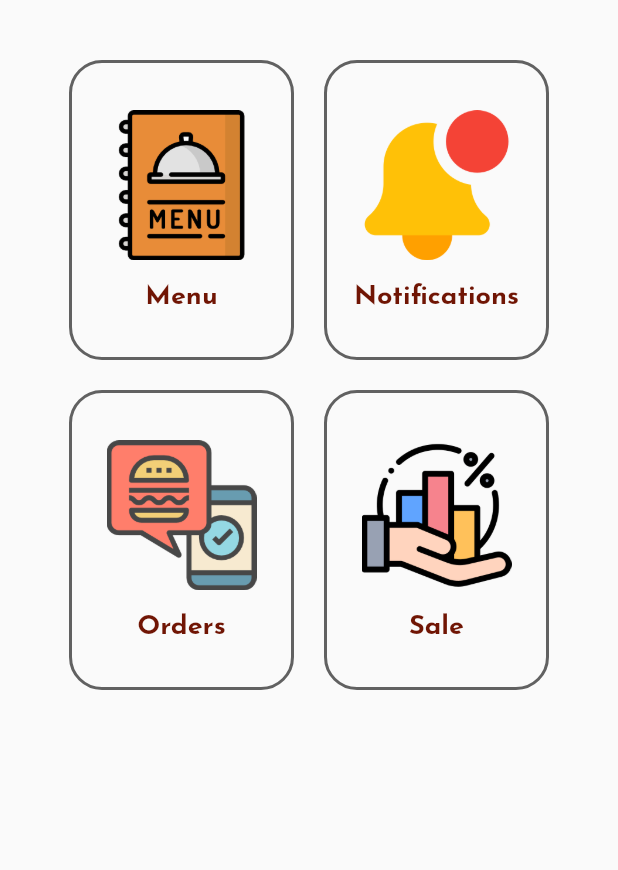
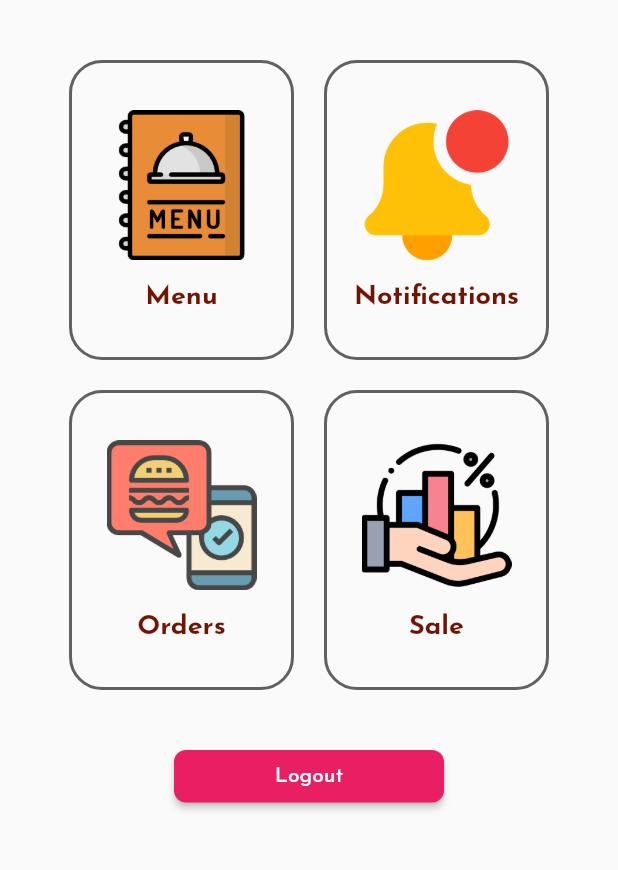
Before and after one commit to brinesoftwares/flutter_firebase, a Flutter app: the OwnerDashboard screen opened directly, on a phone screen of 412 x 824 dp, the part 315-1185 px from its top. Run offline on Flutter 3.47's test engine with Material 2 defaults, Android fonts, the phone set to English and light mode, and no system bars; our stand-ins replace animate_do, cloud_firestore, dio, firebase_messaging, firebase_storage, flutter_rating_bar and 8 more; accounts and stored records are empty; statements that could not run were skipped.

```diff
--- a/lib/pages/stall_owner/owner_dashboard.dart
+++ b/lib/pages/stall_owner/owner_dashboard.dart
@@ -1,6 +1,7 @@
 import 'package:animate_do/animate_do.dart';
 import 'package:flutter/cupertino.dart';
 import 'package:flutter/material.dart';
+import 'package:flutter_starter/pages/sign_up_as.dart';
 import 'package:flutter_starter/pages/stall_owner/owner_food_menu.dart';
 import 'package:flutter_starter/pages/stall_owner/owner_notification.dart';
 import 'package:flutter_starter/pages/stall_owner/owner_orders.dart';
@@ -238,7 +239,32 @@ class _OwnerDashboardState extends State<OwnerDashboard> {
                   ),
                 ],
               ),
-            ],
+
+             SizedBox(
+                height: 40,
+              ),
+              Align(
+                          alignment: Alignment.center,
+                          child: SizedBox(
+                            height: 35,
+                            width: 180,
+                            child: RaisedButton(
+                              color: Colors.pink,
+                              shape: RoundedRectangleBorder(
+                                  borderRadius: BorderRadius.circular(8)),
+                              onPressed: () {
+                                Get.offAll(SignUpAs());
+                                box.erase();
+                              },
+                              child: Text(
+                                "Logout",
+                                style: TextStyle(color: Colors.white),
+                              ),
+                            ),
+                          ),
+                        ),
+
+                            ],
           ),
         ),
       ),
--- a/lib/pages/stall_owner/owner_orders.dart
+++ b/lib/pages/stall_owner/owner_orders.dart
@@ -1001,8 +1001,9 @@ class _OwnerOrdersState extends State<OwnerOrders> {
                         ),
                         Center(
                             child:completed_orders[i]["review"] > 0 ?  RatingBar.builder(
-                                    initialRating: 3,
+                                    initialRating: completed_orders[i]["review"] +.0,
                                     minRating: 1,
+                                    ignoreGestures: true,
                                     itemSize: 30,
                                     direction: Axis.horizontal,
                                     allowHalfRating: false,
--- a/lib/services/api_services/fireDB.dart
+++ b/lib/services/api_services/fireDB.dart
@@ -488,7 +488,6 @@ class Database {
           .collection('orders')
           .where("shop_id", isEqualTo: box.read("my_id"))
           .where("status", isEqualTo: status)
-          .orderBy("date")
           .getDocuments();
       if (Get.isDialogOpen) {
         Get.back();
```
